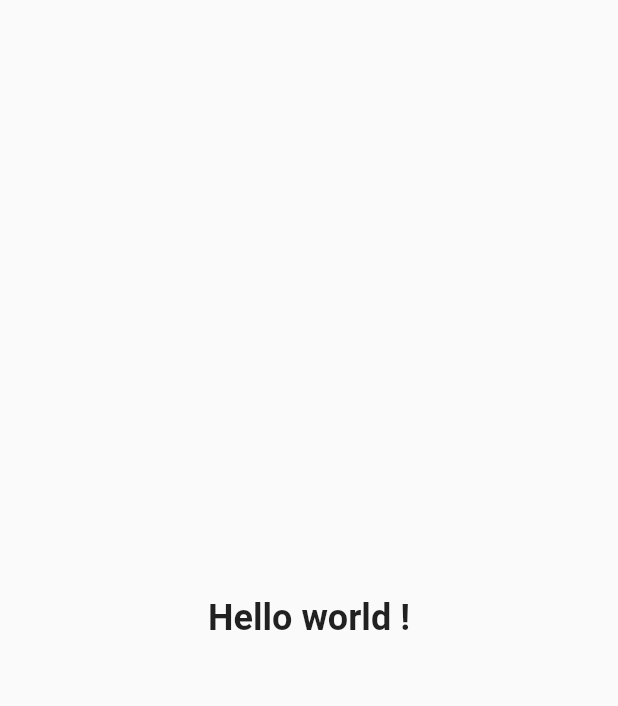
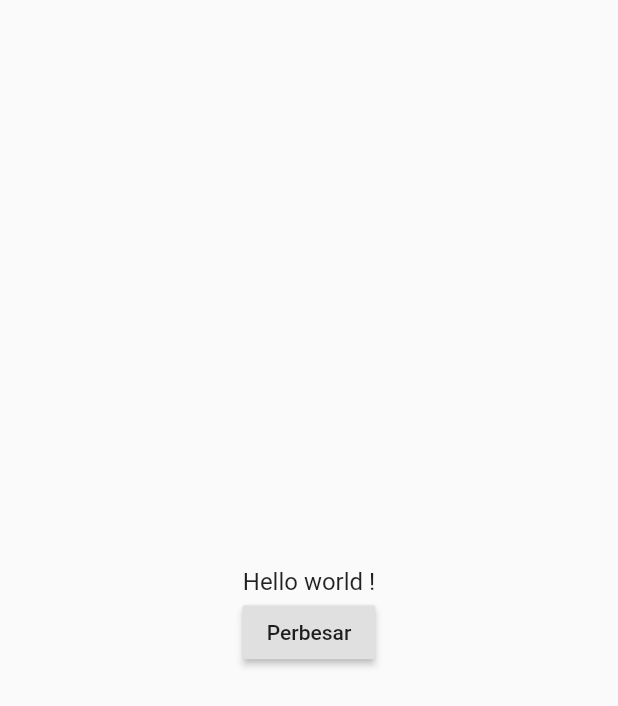
Before and after one commit to veroanggra/flutter-dicoding, a Flutter app: the screen it shows after launch, on a phone screen of 412 x 824 dp. Shown: the top 706 px of the screen. Run offline on Flutter 3.47's test engine with Material 2 defaults, Android fonts, the phone set to English and light mode, and no system bars.

Commit message:
zoom out

```diff
--- a/flutter-pemula/first_app/first_app/lib/main.dart
+++ b/flutter-pemula/first_app/first_app/lib/main.dart
@@ -14,8 +14,11 @@ class MyApp extends StatelessWidget {
           visualDensity: VisualDensity.adaptivePlatformDensity,
         ),
         home: Scaffold(
-          body: Center(child: Heading(text: "Hello world !")),
-        ));
+          body: Center(child:
+          // Heading(text: "Hello world !")),
+            PerubahanText(text: "Hello world !")),
+
+    ));
   }
 }
 
@@ -32,3 +35,37 @@ class Heading extends StatelessWidget {
     );
   }
 }
+
+class PerubahanText extends StatefulWidget {
+  final String text;
+
+  const PerubahanText({Key key, this.text}) : super(key: key);
+
+  @override
+  _PerubahanTextState createState() => _PerubahanTextState();
+}
+
+class _PerubahanTextState extends State<PerubahanText> {
+  double _ukuranText = 16.0;
+
+  @override
+  Widget build(BuildContext context) {
+    return Column(
+      mainAxisAlignment: MainAxisAlignment.center,
+      children: <Widget>[
+        Text(
+          widget.text,
+          style: TextStyle(fontSize: _ukuranText),
+        ),
+        RaisedButton(
+          child: Text('Perbesar'),
+          onPressed: () {
+            setState(() {
+              _ukuranText = 32.0;
+            });
+          },
+        )
+      ],
+    );
+  }
+}
```
